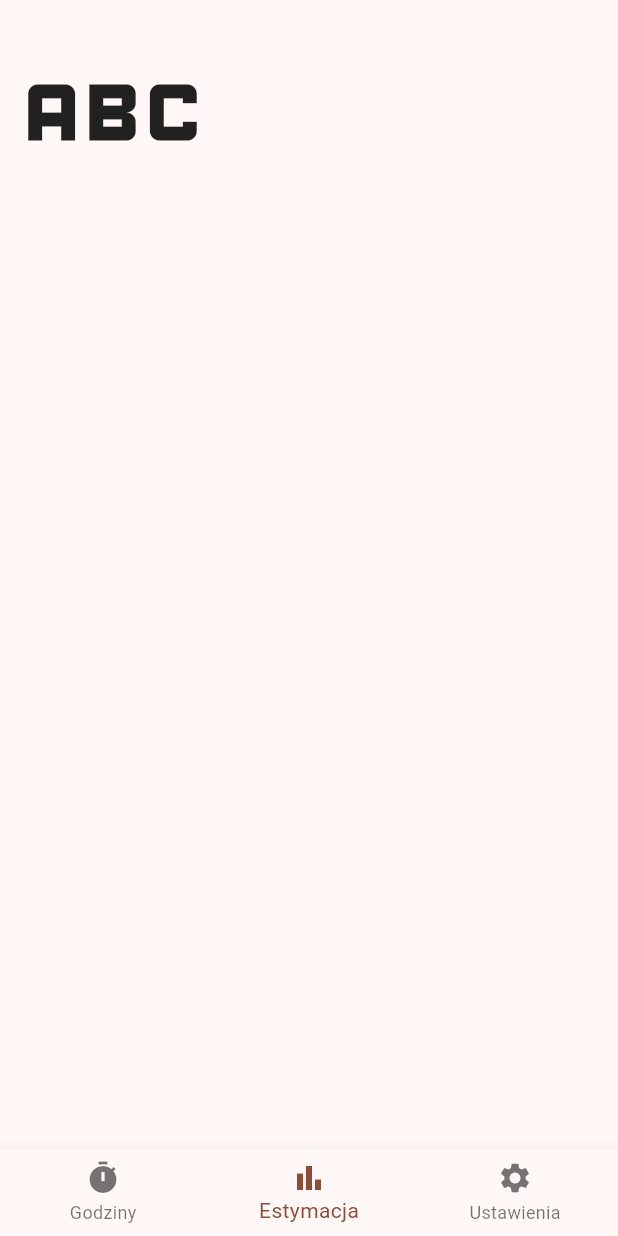
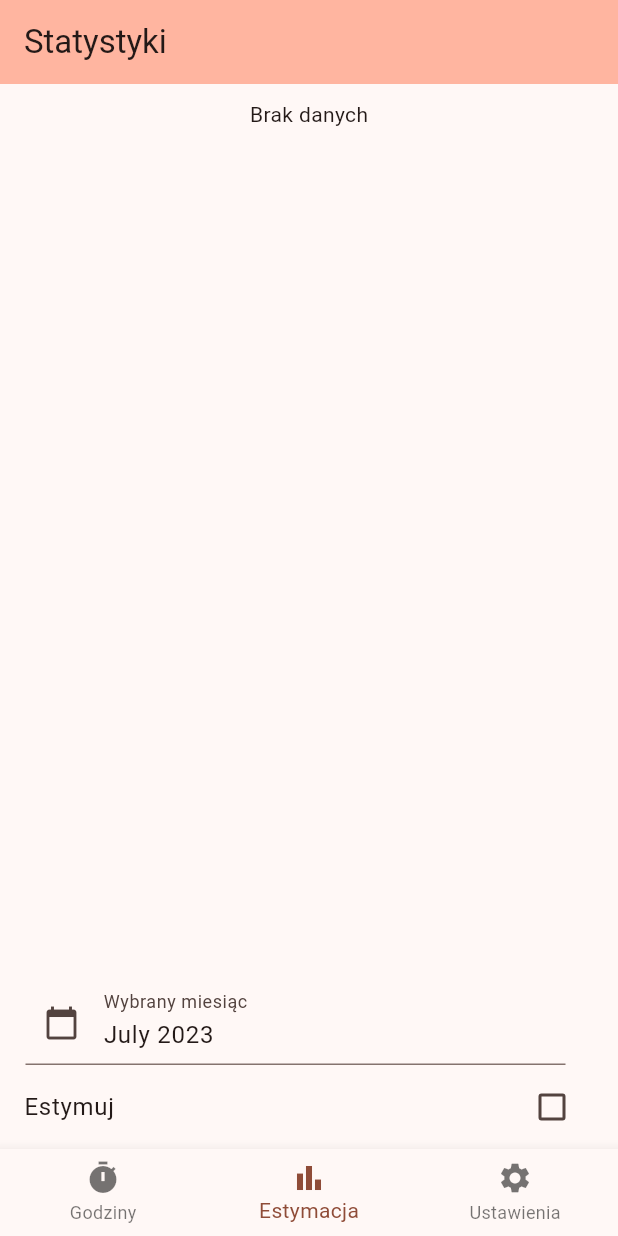
Before and after one commit to mariuszfoltak/WorkTimeRegistry, a Flutter app: the screen it shows after launch, item 2 of the bottom bar chosen, on a phone screen of 412 x 824 dp. Run offline on Flutter 3.47's test engine with Material 2 defaults, Android fonts, the light colour scheme and no system bars; our stand-ins replace date_field, drift, fl_chart, flutter_slidable, grouped_list, month_picker_dialog; accounts and stored records are empty; generated files the repository leaves out were written again.

Commit message:
Add statistic screen

```diff
--- a/lib/main.dart
+++ b/lib/main.dart
@@ -3,6 +3,7 @@ import 'package:flutter_localizations/flutter_localizations.dart';
 import 'package:work_time_tracker/model/database.dart';
 import 'package:work_time_tracker/registered_hours/hours_screen.dart';
 import 'package:work_time_tracker/settings/settings.dart';
+import 'package:work_time_tracker/statistics/statistic_screen.dart';
 
 WTTDatabase database = WTTDatabase();
 
@@ -27,6 +28,7 @@ class MyApp extends StatelessWidget {
         Locale('pl', 'PL'),
       ],
       localizationsDelegates: const [
+        GlobalWidgetsLocalizations.delegate,
         GlobalMaterialLocalizations.delegate,
         GlobalCupertinoLocalizations.delegate,
       ],
@@ -48,7 +50,7 @@ class _MyHomePageState extends State<MyHomePage> {
 
   static const List<Widget> _pages = <Widget>[
     HoursPage(),
-    Icon(Icons.abc, size: 150),
+    StatisticsScreen(),
     SettingsScreen(),
   ];
 
--- /dev/null
+++ b/lib/statistics/statistic_screen.dart
@@ -0,0 +1,168 @@
+import 'dart:math';
+
+import 'package:fl_chart/fl_chart.dart';
+import 'package:flutter/material.dart';
+import 'package:intl/intl.dart';
+import 'package:month_picker_dialog/month_picker_dialog.dart';
+import 'package:work_time_tracker/main.dart';
+import 'package:work_time_tracker/model/database.dart';
+
+class StatisticsScreen extends StatefulWidget {
+  const StatisticsScreen({super.key});
+
+  @override
+  State<StatefulWidget> createState() => _StatisticsScreenState();
+}
+
+class _StatisticsScreenState extends State<StatisticsScreen> {
+  bool _estimate = false;
+  var dateinput = TextEditingController();
+  var date = DateTime.now();
+
+  @override
+  void initState() {
+    // TODO: implement initState
+    super.initState();
+    // dateinput.text = DateFormat('yMMMM', Localizations.localeOf(context).languageCode).format(DateTime.now());
+  }
+
+  @override
+  Widget build(BuildContext context) {
+    dateinput.text = DateFormat.yMMMM(Localizations.localeOf(context).languageCode).format(date);
+    var selectedMonth = DateFormat('yyyy-MM').format(date);
+    return Scaffold(
+      appBar: AppBar(
+        backgroundColor: Theme.of(context).colorScheme.inversePrimary,
+        title: Text("Statystyki"),
+      ),
+      body: Column(
+        children: [
+          Expanded(
+            child: Padding(
+              padding: const EdgeInsets.only(top: 10, bottom: 10),
+              child: StreamBuilder<List<ProjectWithAggregateHours>>(
+                  stream: database.watchProjectWithAggregateHoursInMonth(selectedMonth),
+                  builder: (context, snapshot) {
+                    if (snapshot.hasData) {
+                      var data = snapshot.data!;
+                      if(data.isNotEmpty) {
+                        var fractionOfMonth = data.map((e) => e.hours).reduce((a, b) => a + b) / 168; // FIXME
+                        double multiplier = _estimate ? fractionOfMonth : 1; // FIXME
+                        List<BarChartGroupData> barChartGroupData = createBarChartGroupData(data, multiplier);
+                        print('snapshotData ${snapshot.data!.length}');
+                        print('barchartGroupData ${barChartGroupData.length}');
+                        return BarChart(
+                          BarChartData(
+                              barGroups: barChartGroupData,
+                              gridData: const FlGridData(show: false),
+                              alignment: BarChartAlignment.spaceAround,
+                              maxY: data.map((e) => e.hours).reduce(max) * (_estimate ? 1.1 / fractionOfMonth : 2),
+                              borderData: FlBorderData(show: false),
+                              barTouchData: BarTouchData(
+                                  enabled: false,
+                                  touchTooltipData: BarTouchTooltipData(
+                                    tooltipBgColor: Colors.transparent,
+                                    tooltipPadding: EdgeInsets.zero,
+                                    tooltipMargin: 0,
+                                    direction: TooltipDirection.bottom,
+                                    fitInsideVertically: true,
+                                    getTooltipItem: (group, groupIndex, rod, rodIndex) {
+                                      var hours = rod.toY.round();
+                                      var days = hours ~/ 8;
+                                      var restHours = hours % 8;
+                                      return BarTooltipItem('${days}d${restHours}h',
+                                          TextStyle(color: Colors.black, fontWeight: FontWeight.bold),
+                                          children: [TextSpan(text: '\r\n(${hours}h)')]);
+                                    },
+                                  )),
+                              titlesData: FlTitlesData(
+                                topTitles: AxisTitles(sideTitles: SideTitles(showTitles: false)),
+                                rightTitles: AxisTitles(sideTitles: SideTitles(showTitles: false)),
+                                leftTitles: AxisTitles(sideTitles: SideTitles(showTitles: false)),
+                                bottomTitles: AxisTitles(
+                                  sideTitles: SideTitles(
+                                    showTitles: true,
+                                    reservedSize: 30,
+                                    interval: 0.5,
+                                    getTitlesWidget: (value, meta) {
+                                      return SideTitleWidget(
+                                        axisSide: meta.axisSide,
+                                        child: Text(data[value.toInt()].project.name),
+                                      );
+                                    },
+                                  ),
+                                ),
+                              )),
+                        );
+                      } else {
+                        return const Text("Brak danych"); // TODO: replace with some no data info screen
+                      }
+                    } else {
+                      return Text("Loading"); //TODO replace with some loading screen
+                    }
+                  }),
+            ),
+          ),
+          Container(
+            child: Column(
+              children: [
+                Padding(
+                  padding: const EdgeInsets.only(left: 17, right: 35),
+                  child: TextField(
+                    controller: dateinput,
+                    decoration: const InputDecoration(
+                        prefixIcon: Icon(Icons.calendar_today), //icon of text field
+                        labelText: "Wybrany miesiąc" //label text of field
+                        ),
+                    readOnly: true, //set it true, so that user will not able to edit text
+                    onTap: () async {
+                      var pickedDate = await showMonthPicker(
+                        context: context,
+                        initialDate: date,
+                      );
+
+                      if (pickedDate != null) {
+                        setState(() {
+                          date = pickedDate;
+                        });
+                      }
+                    },
+                  ),
+                ),
+                CheckboxListTile(
+                  title: Text("Estymuj"),
+                  value: _estimate,
+                  onChanged: (value) {
+                    setState(() {
+                      _estimate = (true == value);
+                    });
+                  },
+                ),
+              ],
+            ),
+          ),
+        ],
+      ),
+    );
+  }
+
+  List<BarChartGroupData> createBarChartGroupData(List<ProjectWithAggregateHours> data, double multiplier) {
+    var barChartGroupData = data.asMap().entries.map((e) {
+      int idx = e.key;
+      var project = e.value;
+      return BarChartGroupData(
+        x: idx,
+        showingTooltipIndicators: [0],
+        barRods: [
+          BarChartRodData(
+            toY: project.hours.toDouble() / multiplier,
+            width: 50,
+            borderRadius: const BorderRadius.only(topLeft: Radius.circular(20), topRight: Radius.circular(20)),
+            color: multiplier == 1.0 ? Colors.green : Colors.greenAccent,
+          ),
+        ],
+      );
+    }).toList();
+    return barChartGroupData;
+  }
+}
--- a/pubspec.yaml
+++ b/pubspec.yaml
@@ -46,6 +46,7 @@ dependencies:
   sqlite3_flutter_libs: ^0.5.0
   path_provider: ^2.0.0
   fl_chart: ^0.63.0
+  month_picker_dialog: ^2.0.2
 
 dev_dependencies:
   flutter_test:
```
Also changed, not shown: lib/model/database.dart (+23 -1 lines), pubspec.lock, 1 other file.
